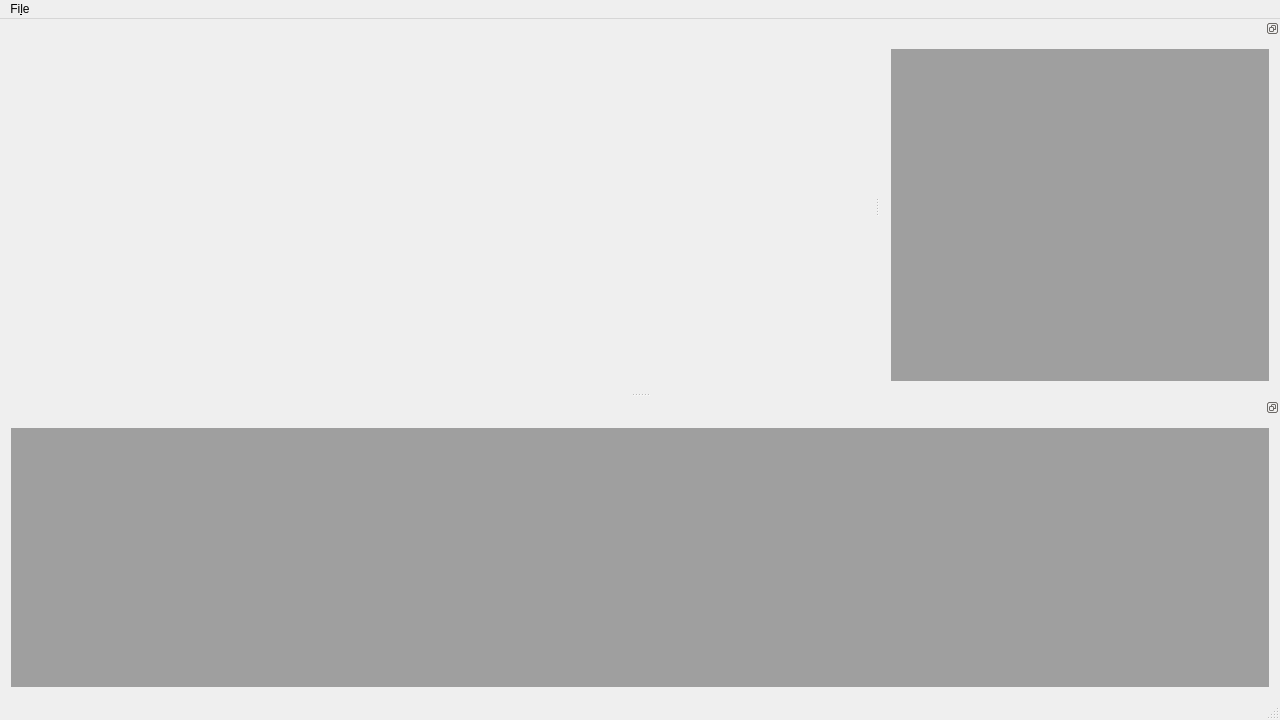
First picture: the form in ui/mainwindow.ui, repository DevTeamSCH/animeditor, before the edit.
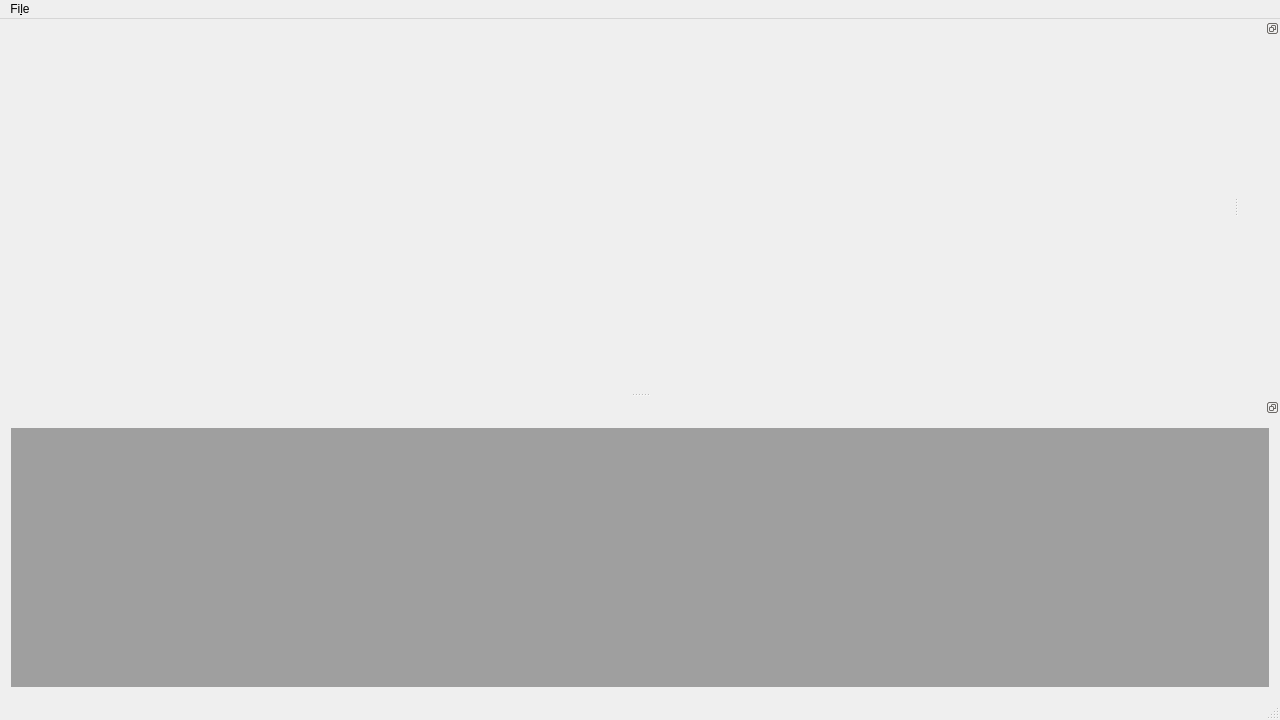
Second picture: the form after the edit.

Diff of the .ui file:
```diff
--- a/ui/mainwindow.ui
+++ b/ui/mainwindow.ui
@@ -82,11 +82,7 @@
     <number>2</number>
    </attribute>
    <widget class="QWidget" name="dockWidgetContents_3">
-    <layout class="QVBoxLayout" name="verticalLayout_2">
-     <item>
-      <widget class="QMdiArea" name="mdiArea"/>
-     </item>
-    </layout>
+    <layout class="QVBoxLayout" name="verticalLayout_2"/>
    </widget>
   </widget>
   <action name="actionOpen">
```
